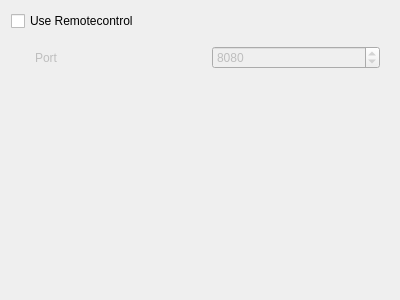
This is src/ui/networkremotesettingspage.ui in clementine-player/Clementine as Qt 5 draws it before an edit. The edited form follows.
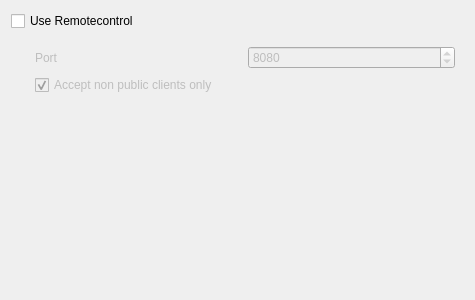
This is the edited form.

Commit message: added version to protocol buffer message changed client handling only non public ips can connect (can change that in options)

```diff
--- a/src/ui/networkremotesettingspage.ui
+++ b/src/ui/networkremotesettingspage.ui
@@ -6,7 +6,7 @@
    <rect>
     <x>0</x>
     <y>0</y>
-    <width>400</width>
+    <width>475</width>
     <height>300</height>
    </rect>
   </property>
@@ -63,6 +63,26 @@
         </item>
        </layout>
       </item>
+      <item>
+       <layout class="QHBoxLayout" name="horizontalLayout">
+        <item>
+         <widget class="QCheckBox" name="only_non_public_ip">
+          <property name="toolTip">
+           <string>Only accept connections from clients within the ip ranges:
+10.x.x.x
+172.16.0.0 - 172.31.255.255
+192.168.x.x</string>
+          </property>
+          <property name="text">
+           <string>Accept non public clients only</string>
+          </property>
+          <property name="checked">
+           <bool>true</bool>
+          </property>
+         </widget>
+        </item>
+       </layout>
+      </item>
      </layout>
     </widget>
    </item>
```
Left out of the diff: 2 changed lines with no effect on the pictures. The commit also changes 10 other files.
